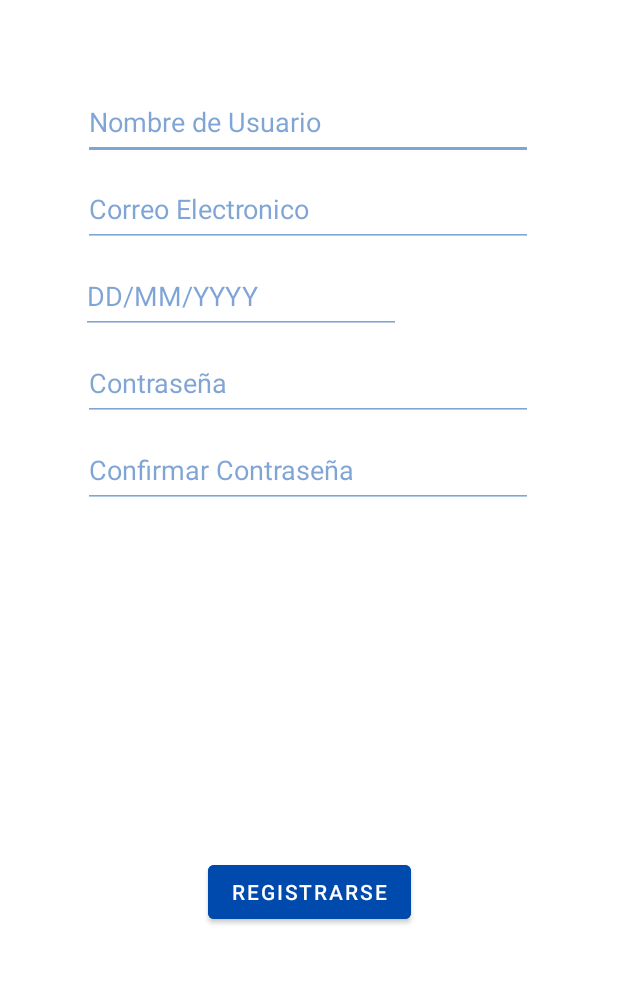
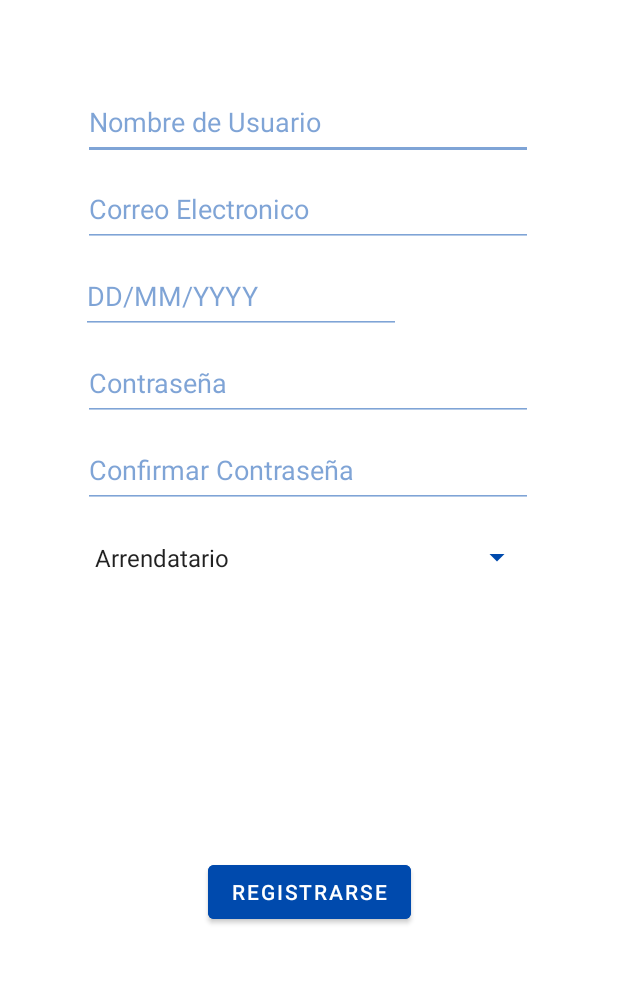
Before and after one commit to IntroCompuMovil202210M/UniHome, an Android app: the Registrar screen opened directly, with no data from a screen before it, on a phone screen of 412 x 824 dp, the part 233-1217 px from its top. Run offline under Robolectric (Android 15) with nearby library versions, the phone set to English and light mode, and no system bars.

Commit message:
Spiner a Registro Agregado
Se agregó un spinner a la actividad de registro para determinar si el usuario nuevo es un estudiante o un arrendatario

```diff
--- a/UniHome/app/src/main/res/layout/activity_registrar.xml
+++ b/UniHome/app/src/main/res/layout/activity_registrar.xml
@@ -124,4 +124,16 @@
         app:layout_constraintEnd_toEndOf="parent"
         app:layout_constraintStart_toStartOf="parent" />
 
+    <Spinner
+        android:id="@+id/opcionesSpinnerReg"
+        android:layout_width="300dp"
+        android:layout_height="50dp"
+        android:layout_marginTop="8dp"
+        android:backgroundTint="@color/Blue"
+        android:entries="@array/opcionRegistro"
+        app:layout_constraintEnd_toEndOf="parent"
+        app:layout_constraintHorizontal_bias="0.495"
+        app:layout_constraintStart_toStartOf="parent"
+        app:layout_constraintTop_toBottomOf="@+id/ConfirmarContraRegistro" />
+
 </androidx.constraintlayout.widget.ConstraintLayout>
--- a/UniHome/app/src/main/res/values/strings.xml
+++ b/UniHome/app/src/main/res/values/strings.xml
@@ -2,4 +2,9 @@
     <string name="app_name">UniHome</string>
     <string name="Usuario">Usuario</string>
     <string name="Contraseña">Contraseña</string>
+
+    <string-array name="opcionRegistro">
+        <item>Arrendatario</item>
+        <item>Estudiante</item>
+    </string-array>
 </resources>
```
